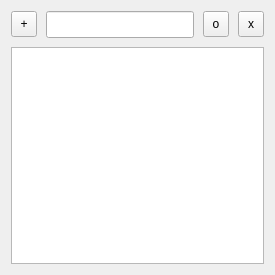
Qt form src/NoteWidget/notewidget.ui (Odizinne/Qwote) before a commit.
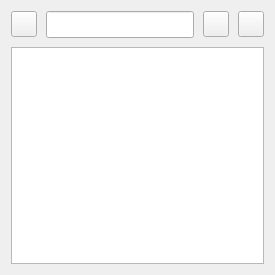
The same form after that commit.

```diff
--- a/src/NoteWidget/notewidget.ui
+++ b/src/NoteWidget/notewidget.ui
@@ -32,7 +32,7 @@
       </size>
      </property>
      <property name="text">
-      <string>+</string>
+      <string/>
      </property>
     </widget>
    </item>
@@ -68,7 +68,7 @@
       </size>
      </property>
      <property name="text">
-      <string>o</string>
+      <string/>
      </property>
      <property name="checkable">
       <bool>true</bool>
@@ -84,7 +84,7 @@
       </size>
      </property>
      <property name="text">
-      <string>x</string>
+      <string/>
      </property>
     </widget>
    </item>
```
Left out of the diff: 2 changed lines with no effect on the pictures.
